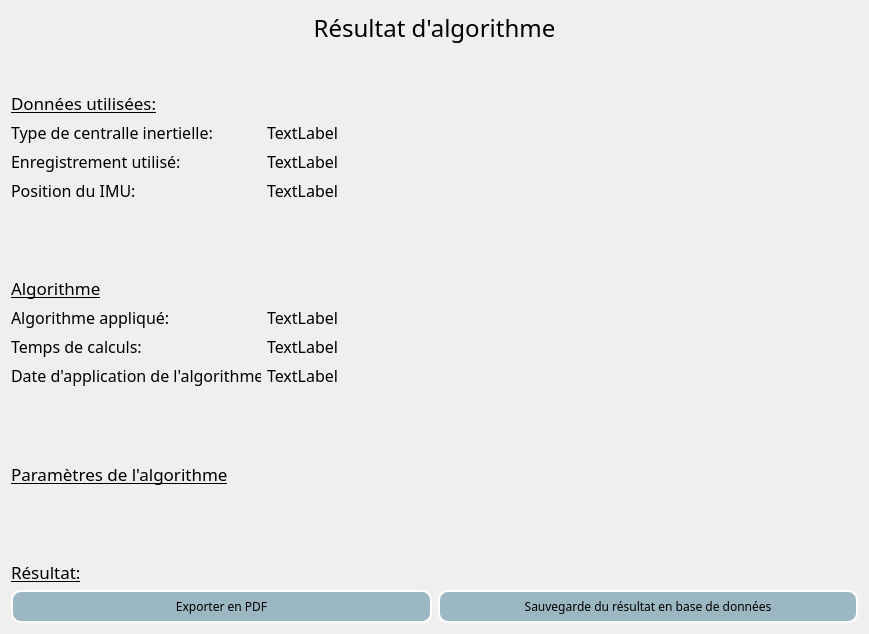
This is applicationOpenimu/app/widgets/activitytrackerresults.ui in introlab/OpenIMU as Qt 5 draws it before an edit. The edited form follows.
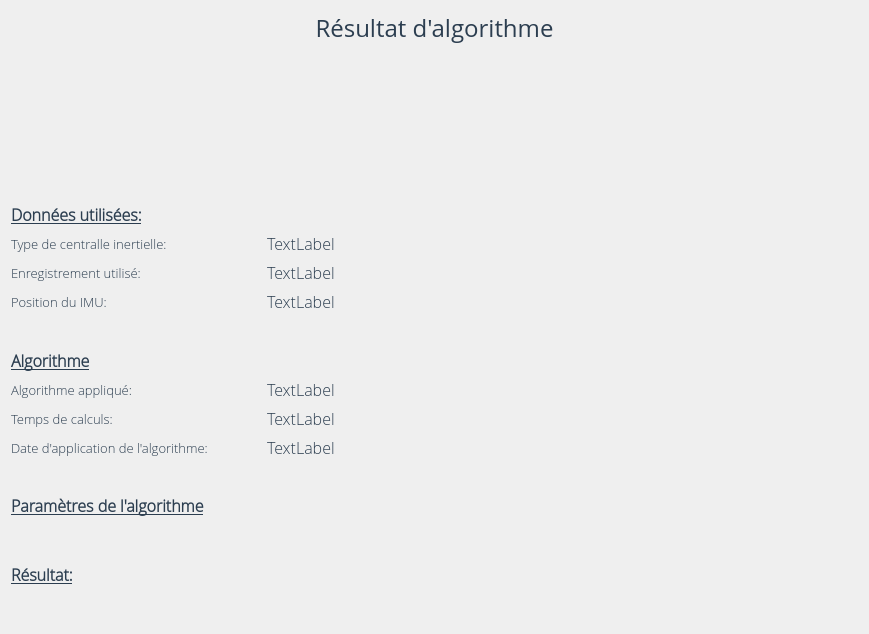
This is the edited form. Icons and pictures are not drawn.

Commit message: UI improvements, font, images, buttons

Patch:
```diff
--- a/applicationOpenimu/app/widgets/activitytrackerresults.ui
+++ b/applicationOpenimu/app/widgets/activitytrackerresults.ui
@@ -12,7 +12,7 @@
   </property>
   <property name="font">
    <font>
-    <family>Segoe UI Light</family>
+    <family>Open Sans Light</family>
     <pointsize>12</pointsize>
    </font>
   </property>
@@ -20,7 +20,7 @@
    <string>Form</string>
   </property>
   <property name="styleSheet">
-   <string notr="true"/>
+   <string notr="true">color:#2c3e50;</string>
   </property>
   <layout class="QVBoxLayout" name="verticalLayout_2">
    <item>
@@ -29,6 +29,7 @@
       <widget class="QLabel" name="label">
        <property name="font">
         <font>
+         <family>Open Sans</family>
          <pointsize>18</pointsize>
          <weight>50</weight>
          <bold>false</bold>
@@ -62,9 +63,10 @@
       <widget class="QLabel" name="label_8">
        <property name="font">
         <font>
-         <pointsize>13</pointsize>
-         <weight>50</weight>
-         <bold>false</bold>
+         <family>Open Sans Light</family>
+         <pointsize>12</pointsize>
+         <weight>75</weight>
+         <bold>true</bold>
          <underline>true</underline>
         </font>
        </property>
@@ -85,6 +87,8 @@
          </property>
          <property name="font">
           <font>
+           <family>Open Sans Light</family>
+           <pointsize>10</pointsize>
            <weight>50</weight>
            <bold>false</bold>
           </font>
@@ -123,6 +127,8 @@
        </property>
        <property name="font">
         <font>
+         <family>Open Sans Light</family>
+         <pointsize>10</pointsize>
          <weight>50</weight>
          <bold>false</bold>
         </font>
@@ -159,6 +165,8 @@
        </property>
        <property name="font">
         <font>
+         <family>Open Sans Light</family>
+         <pointsize>10</pointsize>
          <weight>50</weight>
          <bold>false</bold>
         </font>
@@ -188,10 +196,13 @@
      <property name="orientation">
       <enum>Qt::Vertical</enum>
      </property>
+     <property name="sizeType">
+      <enum>QSizePolicy::Maximum</enum>
+     </property>
      <property name="sizeHint" stdset="0">
       <size>
        <width>20</width>
-       <height>40</height>
+       <height>30</height>
       </size>
      </property>
     </spacer>
@@ -200,9 +211,10 @@
     <widget class="QLabel" name="label_9">
      <property name="font">
       <font>
-       <pointsize>13</pointsize>
-       <weight>50</weight>
-       <bold>false</bold>
+       <family>Open Sans Light</family>
+       <pointsize>12</pointsize>
+       <weight>75</weight>
+       <bold>true</bold>
        <underline>true</underline>
       </font>
      </property>
@@ -226,6 +238,8 @@
        </property>
        <property name="font">
         <font>
+         <family>Open Sans Light</family>
+         <pointsize>10</pointsize>
          <weight>50</weight>
          <bold>false</bold>
         </font>
@@ -256,6 +270,8 @@
        </property>
        <property name="font">
         <font>
+         <family>Open Sans Light</family>
+         <pointsize>10</pointsize>
          <weight>50</weight>
          <bold>false</bold>
         </font>
@@ -292,6 +308,8 @@
        </property>
        <property name="font">
         <font>
+         <family>Open Sans Light</family>
+         <pointsize>10</pointsize>
          <weight>50</weight>
          <bold>false</bold>
         </font>
@@ -321,10 +339,13 @@
      <property name="orientation">
       <enum>Qt::Vertical</enum>
      </property>
+     <property name="sizeType">
+      <enum>QSizePolicy::Maximum</enum>
+     </property>
      <property name="sizeHint" stdset="0">
       <size>
        <width>20</width>
-       <height>40</height>
+       <height>29</height>
       </size>
      </property>
     </spacer>
@@ -333,9 +354,10 @@
     <widget class="QLabel" name="label_12">
      <property name="font">
       <font>
-       <pointsize>13</pointsize>
-       <weight>50</weight>
-       <bold>false</bold>
+       <family>Open Sans Light</family>
+       <pointsize>12</pointsize>
+       <weight>75</weight>
+       <bold>true</bold>
        <underline>true</underline>
       </font>
      </property>
@@ -352,6 +374,9 @@
      <property name="orientation">
       <enum>Qt::Vertical</enum>
      </property>
+     <property name="sizeType">
+      <enum>QSizePolicy::Maximum</enum>
+     </property>
      <property name="sizeHint" stdset="0">
       <size>
        <width>20</width>
@@ -364,9 +389,10 @@
     <widget class="QLabel" name="label_6">
      <property name="font">
       <font>
-       <pointsize>13</pointsize>
-       <weight>50</weight>
-       <bold>false</bold>
+       <family>Open Sans Light</family>
+       <pointsize>12</pointsize>
+       <weight>75</weight>
+       <bold>true</bold>
        <underline>true</underline>
       </font>
      </property>
@@ -388,18 +414,23 @@
           <cursorShape>PointingHandCursor</cursorShape>
          </property>
          <property name="styleSheet">
-          <string notr="true"> QPushButton{background-color: rgba(119, 160, 175, 0.7);
-                     border-style: inset;
-                     border-width: 2px;
-                     border-radius: 10px;
-                     border-color: white;
-                     font: 12px;
-                     min-width: 10em;
-                     padding: 6px; }
-                     QPushButton:pressed { background-color: rgba(70, 95, 104, 0.7)}</string>
+          <string notr="true"/>
          </property>
          <property name="text">
-          <string>Exporter en PDF</string>
+          <string/>
+         </property>
+         <property name="icon">
+          <iconset resource="../images.qrc">
+           <normaloff>:/icons/exportpdf.png</normaloff>:/icons/exportpdf.png</iconset>
+         </property>
+         <property name="iconSize">
+          <size>
+           <width>113</width>
+           <height>35</height>
+          </size>
+         </property>
+         <property name="flat">
+          <bool>true</bool>
          </property>
         </widget>
        </item>
@@ -409,18 +440,23 @@
           <cursorShape>PointingHandCursor</cursorShape>
          </property>
          <property name="styleSheet">
-          <string notr="true"> QPushButton{background-color: rgba(119, 160, 175, 0.7);
-                     border-style: inset;
-                     border-width: 2px;
-                     border-radius: 10px;
-                     border-color: white;
-                     font: 12px;
-                     min-width: 10em;
-                     padding: 6px; }
-                     QPushButton:pressed { background-color: rgba(70, 95, 104, 0.7)}</string>
+          <string notr="true"/>
          </property>
          <property name="text">
-          <string>Sauvegarde du résultat en base de données</string>
+          <string/>
+         </property>
+         <property name="icon">
+          <iconset resource="../images.qrc">
+           <normaloff>:/icons/sauver dans la bd.png</normaloff>:/icons/sauver dans la bd.png</iconset>
+         </property>
+         <property name="iconSize">
+          <size>
+           <width>157</width>
+           <height>35</height>
+          </size>
+         </property>
+         <property name="flat">
+          <bool>true</bool>
          </property>
         </widget>
        </item>
```
Left out of the diff: 8 changed lines with no effect on the pictures. The commit also changes 18 other files.
